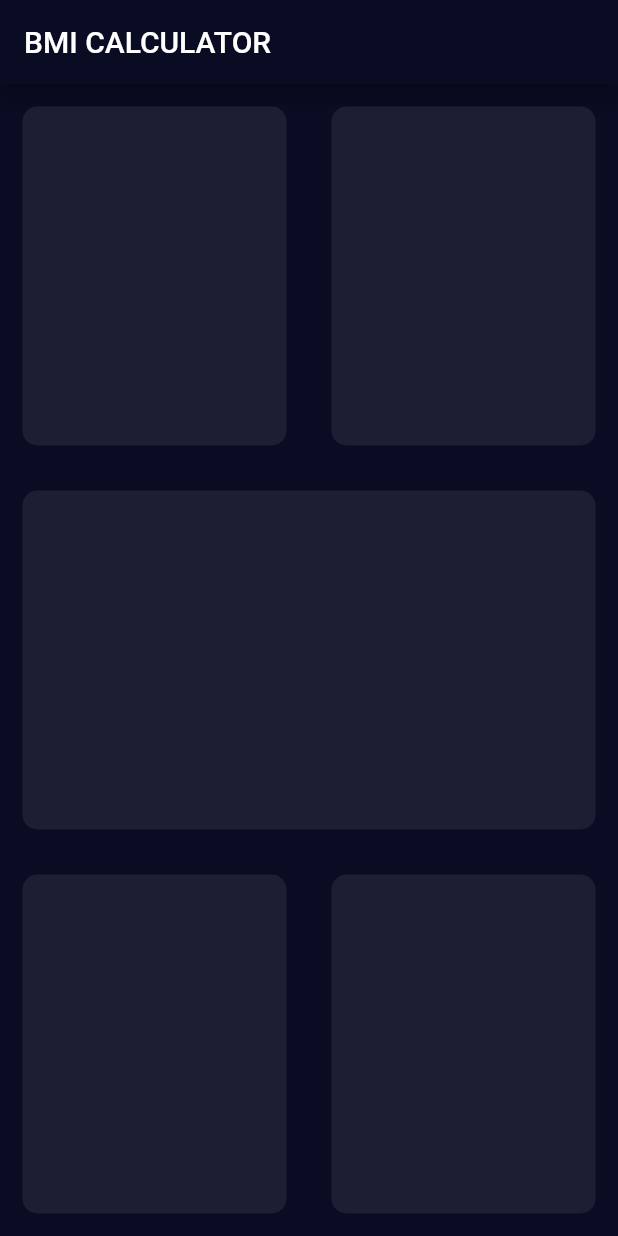
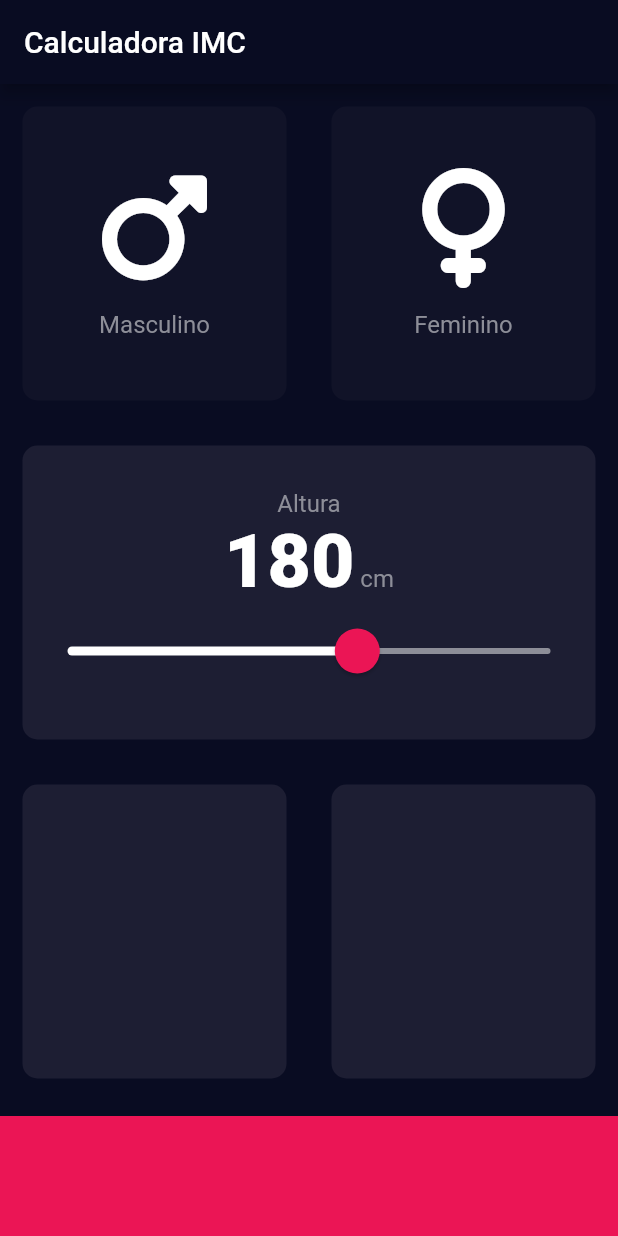
Before and after one commit to pliniogim/flutter_bmi_calculator, a Flutter app: the screen it shows after launch, on a phone screen of 412 x 824 dp. Run offline on Flutter 3.47's test engine with Material 2 defaults, Android fonts, the phone set to English and light mode, and no system bars; our stand-ins replace font_awesome_flutter.

Commit message:
20220506

```diff
--- /dev/null
+++ b/lib/card_child_sex.dart
@@ -0,0 +1,32 @@
+import 'package:flutter/material.dart';
+import 'constants.dart';
+
+class CardChildWidgetSex extends StatelessWidget {
+
+
+  // const CardChildWidgetSex({
+  //   Key key,
+  // }) : super(key: key);
+  CardChildWidgetSex({IconData this.iconSex, String this.genderSex});
+
+  final iconSex;
+  final genderSex;
+
+  @override
+  Widget build(BuildContext context) {
+    return Column(
+      mainAxisAlignment: MainAxisAlignment.center,
+      children: [
+        Icon(
+          iconSex,
+          size: 80.0,
+        ),
+        SizedBox(height: 15.0),
+        Text(
+          '$genderSex',
+          style: kLabelTextStyle,
+        ),
+      ],
+    );
+  }
+}
--- /dev/null
+++ b/lib/constants.dart
@@ -0,0 +1,22 @@
+import 'package:flutter/material.dart';
+
+const double kAlturaMin = 120.0;
+const double kAlturaMax = 220.0;
+const double kBottomContainerHeight = 80.0;
+
+const kActiveCardColor = Color(0xff1d1e33);
+const kInactiveCardColor = Color(0xff111328);
+const Color kBottomContainerColor = Color(0xffeb1555);
+const Color kSliderActiveColor = Color(0xffeb1555);
+const Color kSliderInactiveColor = Color(0xFF8d8e98);
+
+
+const TextStyle kLabelTextStyle = TextStyle(
+  fontSize: 16.0,
+  color: Color(0xff8d8e98),
+);
+
+const TextStyle kNumberTextStyle = TextStyle(
+  fontSize: 50.0,
+  fontWeight: FontWeight.w900,
+);
--- a/lib/input_page.dart
+++ b/lib/input_page.dart
@@ -1,6 +1,11 @@
 import 'package:flutter/material.dart';
+import 'package:font_awesome_flutter/font_awesome_flutter.dart';
 
+import 'card_child_sex.dart';
 import 'reusable_card.dart';
+import 'constants.dart';
+
+enum Gender { male, female }
 
 class InputPage extends StatefulWidget {
   @override
@@ -8,43 +13,149 @@ class InputPage extends StatefulWidget {
 }
 
 class _InputPageState extends State<InputPage> {
+  Gender selectedGender;
+  int altura = 180;
+
+  // Color maleCardColor = inactiveCardColor;
+  // Color femaleCardColor = inactiveCardColor;
+  //
+  // void updateColor(Gender genderType) {
+  // if (genderType == Gender.male) {
+  //   if (maleCardColor == inactiveCardColor){
+  //     maleCardColor = activeCardColor;
+  //     femaleCardColor = inactiveCardColor;
+  //   } else {
+  //     maleCardColor = inactiveCardColor;
+  //   }
+  // }
+  // if (genderType == Gender.female) {
+  //   if (femaleCardColor == inactiveCardColor){
+  //     femaleCardColor = activeCardColor;
+  //     maleCardColor = inactiveCardColor;
+  //   } else {
+  //     femaleCardColor = inactiveCardColor;
+  //   }
+  // }
+  // }
+
   @override
   Widget build(BuildContext context) {
     return Scaffold(
       appBar: AppBar(
-        title: Text('BMI CALCULATOR'),
+        title: Text('Calculadora IMC'),
       ),
       body: Column(
+        crossAxisAlignment: CrossAxisAlignment.stretch,
         mainAxisAlignment: MainAxisAlignment.spaceBetween,
         children: [
           Expanded(
             child: Row(
               children: [
                 Expanded(
-                  flex: 1,
-                  child: ReusableCard(colour: Color(0xff1d1e33)),
+                  child: ReusableCard(
+                    onPress: () {
+                      setState(() {
+                        selectedGender = Gender.male;
+                      });
+                    },
+                    colour: selectedGender == Gender.male
+                        ? kActiveCardColor
+                        : kInactiveCardColor,
+                    cardChild: CardChildWidgetSex(
+                      iconSex: FontAwesomeIcons.mars,
+                      genderSex: 'Masculino',
+                    ),
+                  ),
                 ),
                 Expanded(
-                  child: ReusableCard(colour: Color(0xff1d1e33)),
+                  child: ReusableCard(
+                    onPress: () {
+                      setState(() {
+                        selectedGender = Gender.female;
+                      });
+                    },
+                    colour: selectedGender == Gender.female
+                        ? kActiveCardColor
+                        : kInactiveCardColor,
+                    cardChild: CardChildWidgetSex(
+                      iconSex: FontAwesomeIcons.venus,
+                      genderSex: 'Feminino',
+                    ),
+                  ),
                 ),
               ],
             ),
           ),
           Expanded(
-            child: ReusableCard(colour: Color(0xff1d1e33)),
+            child: ReusableCard(
+              colour: kActiveCardColor,
+              cardChild: Column(
+                mainAxisAlignment: MainAxisAlignment.center,
+                children: [
+                  Text(
+                    'Altura',
+                    style: kLabelTextStyle,
+                  ),
+                  Row(
+                    mainAxisAlignment: MainAxisAlignment.center,
+                    crossAxisAlignment: CrossAxisAlignment.baseline,
+                    textBaseline: TextBaseline.alphabetic,
+                    children: [
+                      Text(
+                        altura.toString(),
+                        style: kNumberTextStyle,
+                      ),
+                      Text(
+                        ' cm',
+                        style: kLabelTextStyle,
+                      ),
+                    ],
+                  ),
+                  SliderTheme(
+                    data: SliderTheme.of(context).copyWith(
+                      activeTrackColor: Colors.white,
+                      inactiveTrackColor: kSliderInactiveColor,
+                      overlayColor: Color(0x29eb1555),
+                      thumbColor: Color(0xffeb1555),
+                      thumbShape: RoundSliderThumbShape(
+                        enabledThumbRadius: 15.0,
+                      ),
+                      overlayShape:
+                          RoundSliderOverlayShape(overlayRadius: 30.0),
+                    ),
+                    child: Slider(
+                      value: altura.toDouble(),
+                      min: kAlturaMin,
+                      max: kAlturaMax,
+                      onChanged: (double newValue) {
+                        setState(() {
+                          altura = newValue.round();
+                        });
+                        print(newValue);
+                      },
+                    ),
+                  ),
+                ],
+              ),
+            ),
           ),
           Expanded(
             child: Row(
               children: [
                 Expanded(
-                  flex: 1,
-                  child: ReusableCard(colour: Color(0xff1d1e33)),
+                  child: ReusableCard(colour: kActiveCardColor),
                 ),
                 Expanded(
-                  child:ReusableCard(colour: Color(0xff1d1e33)),
+                  child: ReusableCard(colour: kActiveCardColor),
                 ),
               ],
             ),
+          ),
+          Container(
+            color: kBottomContainerColor,
+            margin: EdgeInsets.only(top: 10.0),
+            width: double.infinity,
+            height: kBottomContainerHeight,
           ),
         ],
       ),
--- a/lib/main.dart
+++ b/lib/main.dart
@@ -11,6 +11,7 @@ class BMICalculator extends StatelessWidget {
   Widget build(BuildContext context) {
 
     return MaterialApp(
+      debugShowCheckedModeBanner: false,
       //theme: ThemeData.dark(),  //pre-builtin
       theme: ThemeData.dark().copyWith(
         cardTheme: theme.cardTheme.copyWith(
--- a/lib/reusable_card.dart
+++ b/lib/reusable_card.dart
@@ -1,16 +1,22 @@
 import 'package:flutter/material.dart';
 
 class ReusableCard extends StatelessWidget {
-  ReusableCard({@required this.colour});
+  ReusableCard({this.colour, this.cardChild, this.onPress});
   final Color colour;
+  final Widget cardChild;
+  final Function onPress;
 
   @override
   Widget build(BuildContext context) {
-    return Container(
-      margin: EdgeInsets.all(15.0),
-      decoration: BoxDecoration(
-        borderRadius: BorderRadius.circular(10.0),
-        color: colour,
+    return GestureDetector(
+      onTap: onPress,
+      child: Container(
+        child: cardChild,
+        margin: EdgeInsets.all(15.0),
+        decoration: BoxDecoration(
+          borderRadius: BorderRadius.circular(10.0),
+          color: colour,
+        ),
       ),
     );
   }
--- a/pubspec.yaml
+++ b/pubspec.yaml
@@ -11,6 +11,7 @@ dependencies:
     sdk: flutter
 
   cupertino_icons: ^1.0.4
+  font_awesome_flutter: ^10.1.0
 
 dev_dependencies:
   flutter_test:
```
